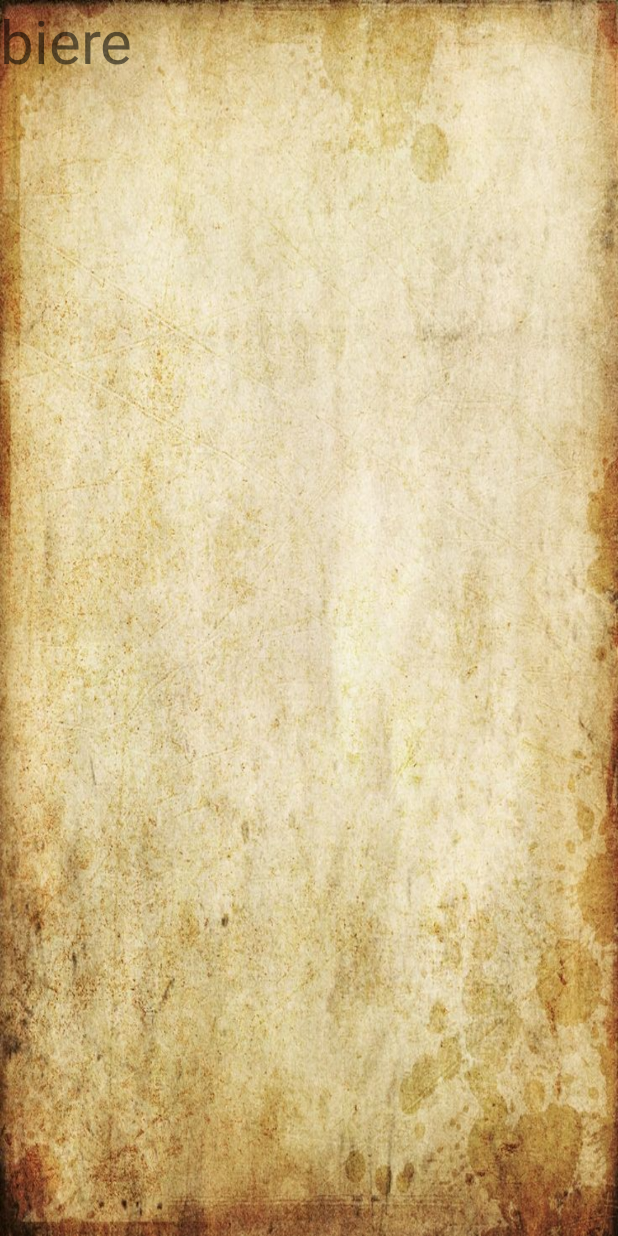
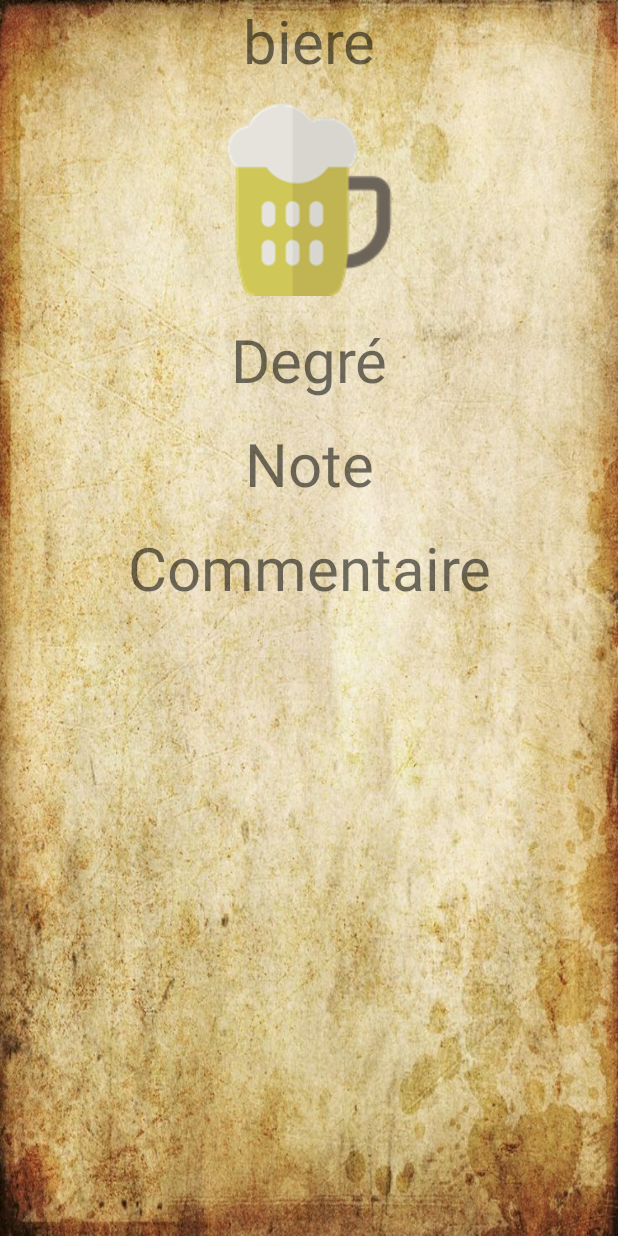
Before and after one commit to ragnarLoth/MyBeer, an Android app: the DisplayBeer screen opened directly, with no data from a screen before it, on a phone screen of 412 x 824 dp. Run offline under Robolectric (Android 15) with nearby library versions, the phone set to English and light mode, and no system bars; 5 statements that could not run were skipped.

Commit message:
Version Final
J'ai ajouter en BDD la colonne "commentaire" et j ai fait l affichage des bières. Normalement c'est finis pour l'Android :)

```diff
--- a/app/src/main/java/com/example/nicolas/mybeer/fr/if26/loic/nicolas/Activities/AddBeer.java
+++ b/app/src/main/java/com/example/nicolas/mybeer/fr/if26/loic/nicolas/Activities/AddBeer.java
@@ -18,7 +18,7 @@ public class AddBeer extends AppCompatActivity {
     //On instancie la BDD
     DataBaseDepense myDb;
     //on relie les champs du formulaire à notre classe
-    EditText nom, degre, note;
+    EditText nom, degre, note, commentaire;
     Button btnAddData;
     MediaPlayer mp;
 
@@ -33,6 +33,7 @@ public class AddBeer extends AppCompatActivity {
         nom = (EditText) findViewById(R.id.nom);
         degre = (EditText) findViewById(R.id.degre);
         note = (EditText) findViewById(R.id.note);
+        commentaire = (EditText) findViewById(R.id.commentaire);
         btnAddData = (Button) findViewById(R.id.addButton);
         AddData();
     }
@@ -57,7 +58,7 @@ public class AddBeer extends AppCompatActivity {
                             if (degreNombre >= 0 && degreNombre < 70) {
                                 //on regarde si les données sont entrées en base via un booléen
                                 boolean isInserted = myDb.insertData(
-                                        new Biere(nom.getText().toString(), degreNombre, noteEntier));
+                                        new Biere(nom.getText().toString(), degreNombre, noteEntier, commentaire.getText().toString()));
                                 //si elles sont entrées on affiche un Toast et on retourne sur la page principale
                                 if (isInserted == true) {
                                     Toast.makeText(AddBeer.this, "Bière ajoutée", Toast.LENGTH_LONG).show();
--- a/app/src/main/java/com/example/nicolas/mybeer/fr/if26/loic/nicolas/Activities/DisplayBeer.java
+++ b/app/src/main/java/com/example/nicolas/mybeer/fr/if26/loic/nicolas/Activities/DisplayBeer.java
@@ -11,7 +11,7 @@ import com.example.nicolas.mybeer.fr.if26.loic.nicolas.model.DataBaseDepense;
 
 public class DisplayBeer extends AppCompatActivity {
 
-    private TextView nameBeer;
+    private TextView nameBeer, noteBeer, degreBeer, commentaireBeer;
     //On instancie la BDD
     DataBaseDepense myDb;
     private Biere beer;
@@ -22,9 +22,15 @@ public class DisplayBeer extends AppCompatActivity {
         setContentView(R.layout.activity_display_beer);
         myDb = new DataBaseDepense(this);
         nameBeer = (TextView) findViewById(R.id.nameBeer);
+        noteBeer = (TextView) findViewById(R.id.noteBeer);
+        degreBeer = (TextView) findViewById(R.id.degreBeer);
+        commentaireBeer = (TextView) findViewById(R.id.commentaireBeer);
         Intent i = getIntent();
         beer = myDb.getBiere(i.getIntExtra(MainActivity.ID_BEER, 0));
         nameBeer.setText(beer.getNom());
+        degreBeer.setText(beer.getDegre().toString()+" Degré");
+        noteBeer.setText(beer.getNote().toString()+ "/20");
+        commentaireBeer.setText("Commentaire: "+beer.getComment());
 
 
     }
--- a/app/src/main/res/layout/activity_add_beer.xml
+++ b/app/src/main/res/layout/activity_add_beer.xml
@@ -43,7 +43,7 @@
     <TextView
         android:layout_width="match_parent"
         android:layout_height="wrap_content"
-        android:text="Note*"
+        android:text="Note* (sur 20)"
         android:textSize="25dp"
         android:textColor="#000000"
         android:gravity="center"
--- a/app/src/main/res/layout/activity_display_beer.xml
+++ b/app/src/main/res/layout/activity_display_beer.xml
@@ -11,7 +11,40 @@
         android:layout_height="wrap_content"
         android:text="biere"
         android:textSize="40dp"
-        android:id="@+id/nameBeer"/>
+        android:id="@+id/nameBeer"
+        android:gravity="center"
+        android:paddingBottom="15dp"/>
+
+    <ImageView
+        android:layout_width="wrap_content"
+        android:layout_height="wrap_content"
+        android:src="@drawable/drink"
+        android:layout_gravity="center"
+        android:paddingBottom="15dp"/>
+    <TextView
+        android:layout_width="match_parent"
+        android:layout_height="wrap_content"
+        android:text="Degré"
+        android:textSize="40dp"
+        android:id="@+id/degreBeer"
+        android:gravity="center"
+        android:paddingBottom="15dp"/>
+    <TextView
+        android:layout_width="match_parent"
+        android:layout_height="wrap_content"
+        android:text="Note"
+        android:textSize="40dp"
+        android:id="@+id/noteBeer"
+        android:gravity="center"
+        android:paddingBottom="15dp"/>
+
+    <TextView
+        android:layout_width="match_parent"
+        android:layout_height="wrap_content"
+        android:text="Commentaire"
+        android:textSize="40dp"
+        android:id="@+id/commentaireBeer"
+        android:gravity="center"/>
 
 
 
```
Also changed, not shown: app/src/main/java/com/example/nicolas/mybeer/fr/if26/loic/nicolas/Activities/MainActivity.java (+6 -1 lines), app/src/main/java/com/example/nicolas/mybeer/fr/if26/loic/nicolas/model/Biere.java (+14 -2 lines), app/src/main/java/com/example/nicolas/mybeer/fr/if26/loic/nicolas/model/DataBaseDepense.java (+11 -15 lines).
